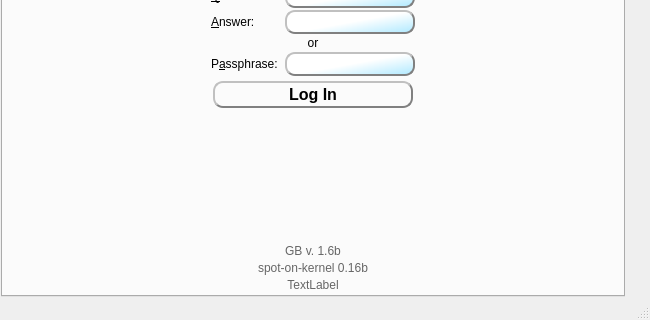
Old version of the form GoldBug-UI/controlcenter.ui in the repository xloem/spot-on-svn; both pictures show x 0 to 650 and y 554 to 874 of the 650 by 874 pixel window.
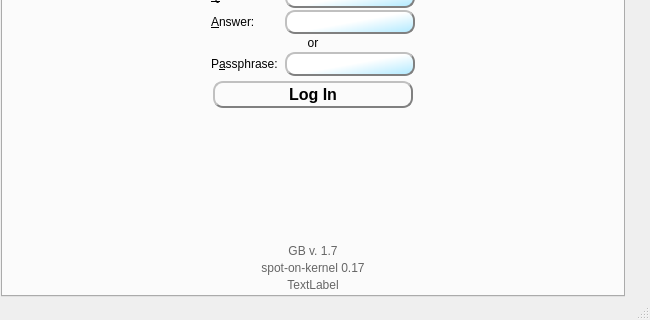
New version of the form. The open tabs and pages were chosen to show the change. Icons and pictures are not drawn. Custom widgets are drawn as their Qt base class.

Patch:
```diff
--- a/GoldBug-UI/controlcenter.ui
+++ b/GoldBug-UI/controlcenter.ui
@@ -10649,7 +10649,7 @@
                <string>&lt;html&gt;&lt;head/&gt;&lt;body&gt;&lt;p align=&quot;center&quot;&gt;A minimalistic &lt;br/&gt;Desktop Messenger GUI&lt;br/&gt;for the messaging library of&lt;br/&gt;http://spot-on.sf.net&lt;/p&gt;&lt;/body&gt;&lt;/html&gt;</string>
               </property>
               <property name="text">
-               <string>&lt;html&gt;&lt;head/&gt;&lt;body&gt;&lt;p&gt;&lt;span style=&quot; color:#666666;&quot;&gt;GB v. 1.6b&lt;/span&gt;&lt;/p&gt;&lt;/body&gt;&lt;/html&gt;</string>
+               <string>&lt;html&gt;&lt;head/&gt;&lt;body&gt;&lt;p&gt;&lt;span style=&quot; color:#666666;&quot;&gt;GB v. 1.7&lt;/span&gt;&lt;/p&gt;&lt;/body&gt;&lt;/html&gt;</string>
               </property>
               <property name="alignment">
                <set>Qt::AlignCenter</set>
@@ -10682,7 +10682,7 @@
             <property name="text">
              <string>&lt;html&gt;&lt;head/&gt;&lt;body&gt;&lt;p&gt;&lt;a href=&quot;http://sourceforge.net/p/spot-on/code/HEAD/tree/branches/Documentation/RELEASE-NOTES&quot;&gt;
 &lt;span style=&quot; text-decoration: none; color:#666666;&quot;&gt;
-spot-on-kernel&lt;/span&gt;&lt;/a&gt;&lt;span style=&quot; color:#666666;&quot;&gt; 0.16b&lt;/span&gt;&lt;/p&gt;&lt;/body&gt;&lt;/html&gt;</string>
+spot-on-kernel&lt;/span&gt;&lt;/a&gt;&lt;span style=&quot; color:#666666;&quot;&gt; 0.17&lt;/span&gt;&lt;/p&gt;&lt;/body&gt;&lt;/html&gt;</string>
             </property>
             <property name="alignment">
              <set>Qt::AlignCenter</set>
```
